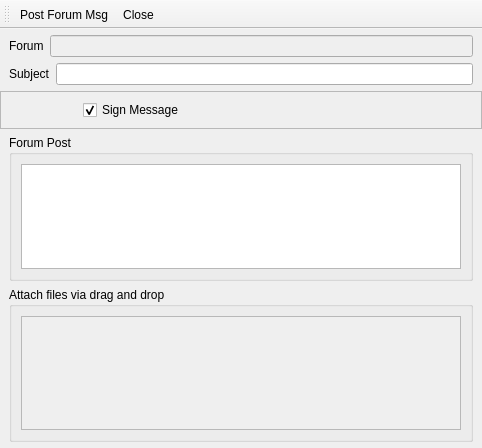
This is retroshare-gui/src/gui/forumsv2/CreateForumV2Msg.ui in RetroShare/RetroShare as Qt 5 draws it before an edit. The edited form follows.
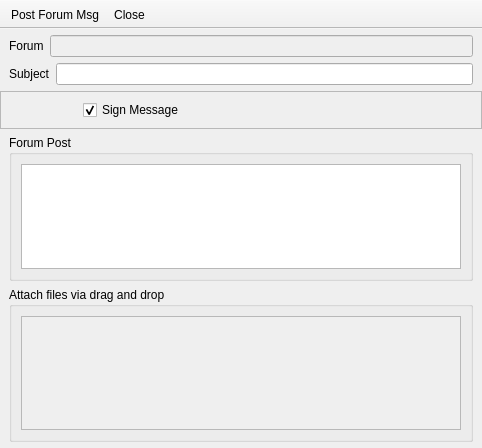
This is the edited form. Icons and pictures are not drawn. Custom widgets are drawn as their Qt base class.

```diff
--- a/retroshare-gui/src/gui/forumsv2/CreateForumV2Msg.ui
+++ b/retroshare-gui/src/gui/forumsv2/CreateForumV2Msg.ui
@@ -17,9 +17,6 @@
    <iconset resource="../images.qrc">
     <normaloff>:/images/rstray3.png</normaloff>:/images/rstray3.png</iconset>
   </property>
-  <property name="styleSheet">
-   <string notr="true">QToolBar#toolBar{background-image: url(:/images/connect/connectFriendBanner.png)}</string>
-  </property>
   <property name="toolButtonStyle">
    <enum>Qt::ToolButtonTextUnderIcon</enum>
   </property>
@@ -283,6 +280,9 @@
    <property name="windowTitle">
     <string notr="true">toolBar</string>
    </property>
+   <property name="movable">
+    <bool>false</bool>
+   </property>
    <attribute name="toolBarArea">
     <enum>TopToolBarArea</enum>
    </attribute>
```
